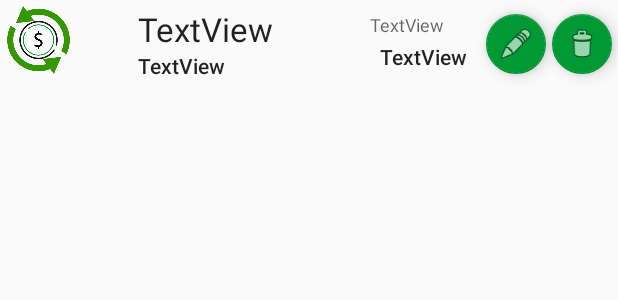
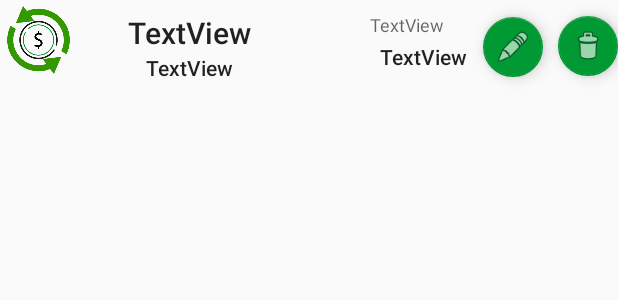
Before and after one commit to Rosahanne/SENAC, an Android app: the layout list_gastos_personalizada.xml on its own in the app's theme, with its tools: preview values and no code run, on a phone screen of 412 x 824 dp. Shown: the top 300 px of the screen. Run offline under Robolectric (Android 15) with nearby library versions, the phone set to English and light mode, and no system bars.

Commit message:
Segunda18032019

```diff
--- a/app/src/main/java/br/senac/app_controledegastos/EditGasto.java
+++ b/app/src/main/java/br/senac/app_controledegastos/EditGasto.java
@@ -15,11 +15,9 @@ import br.senac.app_controledegastos.helper.GastoHelper;
 
 public class EditGasto extends AppCompatActivity {
 
-//    public static final double LINHA_AFETADA = 1;
     private GastoHelper helper;
     private GastoDAO gastoDAO;
     private Button btnEditar;
-//    private Button btnExcluir;
     private TextView titEditGastro;
 
     @Override
@@ -29,7 +27,6 @@ public class EditGasto extends AppCompatActivity {
 
         titEditGastro = findViewById(R.id.tEdGasto);
         btnEditar = findViewById(R.id.EditGasto);
-//        btnExcluir = findViewById(R.id.btnExc);
         helper = new GastoHelper(this);
         gastoDAO = new GastoDAO(this);
 
--- a/app/src/main/java/br/senac/app_controledegastos/adapters/GastoAdapter.java
+++ b/app/src/main/java/br/senac/app_controledegastos/adapters/GastoAdapter.java
@@ -72,11 +72,11 @@ public class GastoAdapter extends BaseAdapter {
             TextView valor = (TextView)
             view.findViewById(R.id.textView_Valor);
 
-            fabExcGasto = view.findViewById(R.id.ExcGasto);
-            fabEditGasto = view.findViewById(R.id.EditGasto);
+            fabExcGasto = view.findViewById(R.id.list_ExcGasto);
+            fabEditGasto = view.findViewById(R.id.list_EditGasto);
 
             data.setText(gasto.getData());
-//          categoria.setText(gasto.getCarregaSpinner(Array.lista_categoria));
+            categoria.setText(gasto.getCategoria());
             descricao.setText(gasto.getDescricao());
             valor.setText(String.valueOf(gasto.getValor()));
 
--- a/app/src/main/java/br/senac/app_controledegastos/helper/GastoHelper.java
+++ b/app/src/main/java/br/senac/app_controledegastos/helper/GastoHelper.java
@@ -5,6 +5,8 @@ import android.content.Context;
 import android.widget.ArrayAdapter;
 import android.widget.EditText;
 import android.widget.Spinner;
+import android.widget.SpinnerAdapter;
+
 import br.senac.app_controledegastos.CadGasto;
 import br.senac.app_controledegastos.EditGasto;
 import br.senac.app_controledegastos.Model.Gasto;
@@ -60,8 +62,7 @@ public class GastoHelper {
         this.gasto = gasto;
         editData.setText(gasto.getData());
         editDescricao.setText(gasto.getDescricao());
-//        spinnerCategoria.setText(gasto.getCategoria());
-       editValor.setText(String.valueOf(gasto.getValor()));
+        editValor.setText(String.valueOf(gasto.getValor()));
     }
 
     private void carregaSpinner(EditGasto activity){
--- a/app/src/main/res/layout/list_gastos_personalizada.xml
+++ b/app/src/main/res/layout/list_gastos_personalizada.xml
@@ -35,14 +35,14 @@
         android:layout_marginRight="56dp"
         android:layout_marginBottom="8dp"
         android:text="TextView"
-        android:textAppearance="@style/TextAppearance.AppCompat.Large"
+        android:textAppearance="@style/TextAppearance.AppCompat.Light.SearchResult.Title"
         android:visibility="visible"
         app:layout_constraintBottom_toBottomOf="parent"
         app:layout_constraintEnd_toEndOf="parent"
-        app:layout_constraintHorizontal_bias="0.326"
+        app:layout_constraintHorizontal_bias="0.29"
         app:layout_constraintStart_toStartOf="parent"
         app:layout_constraintTop_toTopOf="parent"
-        app:layout_constraintVertical_bias="0.19" />
+        app:layout_constraintVertical_bias="0.296" />
 
     <TextView
         android:id="@+id/textView_Data"
@@ -69,7 +69,6 @@
         android:textAppearance="@style/TextAppearance.AppCompat.Body2"
         app:layout_constraintBottom_toBottomOf="parent"
         app:layout_constraintEnd_toEndOf="@+id/textView_Categoria"
-        app:layout_constraintHorizontal_bias="0.0"
         app:layout_constraintStart_toStartOf="@+id/textView_Categoria"
         app:layout_constraintTop_toBottomOf="@+id/textView_Categoria"
         app:layout_constraintVertical_bias="0.0" />
@@ -87,7 +86,7 @@
         app:layout_constraintTop_toTopOf="parent" />
 
     <android.support.design.widget.FloatingActionButton
-        android:id="@+id/ExcGasto"
+        android:id="@+id/list_ExcGasto"
         android:layout_width="wrap_content"
         android:layout_height="wrap_content"
         android:layout_marginBottom="8dp"
@@ -103,20 +102,22 @@
         app:srcCompat="@android:drawable/ic_menu_delete" />
 
     <android.support.design.widget.FloatingActionButton
-        android:id="@+id/EditGasto"
+        android:id="@+id/list_EditGasto"
         android:layout_width="wrap_content"
         android:layout_height="wrap_content"
-        android:layout_marginTop="8dp"
-        android:layout_marginEnd="48dp"
-        android:layout_marginRight="48dp"
+        android:layout_marginStart="8dp"
+        android:layout_marginLeft="8dp"
+        android:layout_marginBottom="8dp"
         android:clickable="true"
         android:visibility="visible"
         app:backgroundTint="@color/colorPrimaryDark"
         app:fabSize="mini"
         app:layout_constraintBottom_toBottomOf="parent"
         app:layout_constraintEnd_toEndOf="parent"
+        app:layout_constraintHorizontal_bias="0.862"
+        app:layout_constraintStart_toStartOf="parent"
         app:layout_constraintTop_toTopOf="parent"
-        app:layout_constraintVertical_bias="0.09"
+        app:layout_constraintVertical_bias="0.785"
         app:srcCompat="@android:drawable/ic_menu_edit" />
 
 </android.support.constraint.ConstraintLayout>
--- a/app/src/main/res/values/strings.xml
+++ b/app/src/main/res/values/strings.xml
@@ -7,17 +7,18 @@
     <string name="categoria">Categoria</string>
     <string name="valor">Valor</string>
     <string name="btnEnviar">Enviar</string>
-    <string name="TitEditGasto">Editar Gasto</string>
+    <string name="TitEditGasto">Edição de Gasto</string>
     <string name="edData">Edite a data</string>
     <string name="edDescricao">Edite a descrição</string>
     <string name="edCategoria">Edite a categoria</string>
     <string name="edValor">Edite o valor</string>
     <string name="btnEdit">Editar</string>
-    <string name="btnExc">Excluir</string>
     <string name="TextView_Data"></string>
     <string name="TextView_Descricao"></string>
     <string name="TextView_Categoria" />
     <string name="TextView_Valor" />
+    <string name="list_btnEdit">Editar</string>
+    <string name="list_btnExc">Excluir</string>
     <string-array name="lista_categoria">
         <item>Alimentação</item>
         <item>Educação</item>
--- a/app/src/main/res/values/styles.xml
+++ b/app/src/main/res/values/styles.xml
@@ -3,8 +3,8 @@
     <!-- Base application theme. -->
     <style name="AppTheme" parent="Theme.AppCompat.Light.DarkActionBar">
         <!-- Customize your theme here. -->
-        <item name="colorPrimary">@color/colorPrimary</item>
         <item name="colorPrimaryDark">@color/colorPrimaryDark</item>
+        <item name="colorPrimary">@color/colorPrimaryDark</item>
         <item name="colorAccent">@color/colorAccent</item>
     </style>
 
```
